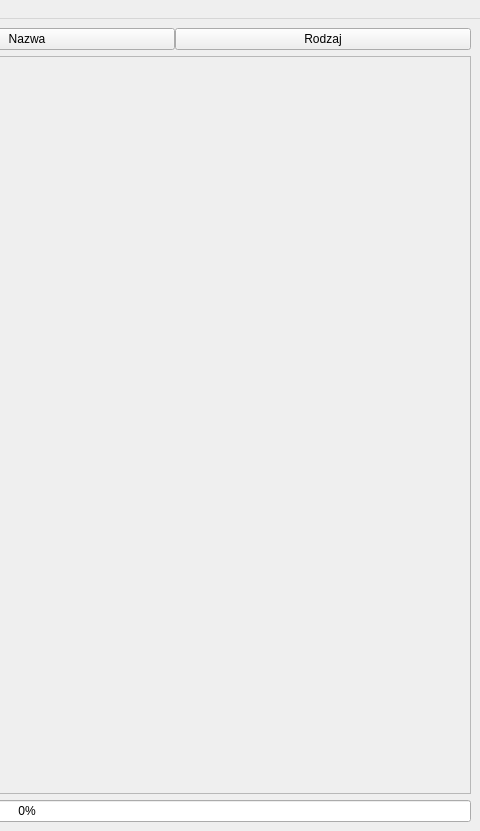
This is gui/zawartosc/designer/gui_designer.ui in MariuszAKS/Projekt_IO as Qt 5 draws it before an edit; both pictures show x 553 to 1033 and y 0 to 831 of the 1033 by 831 pixel window. The edited form follows.
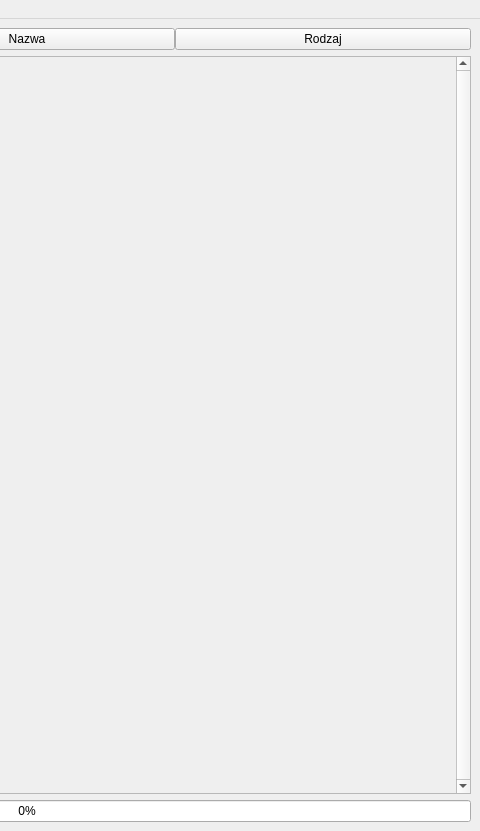
This is the edited form.

Commit message: Naprawiono blad ze skaczacym scrollbarem

```diff
--- a/gui/zawartosc/designer/gui_designer.ui
+++ b/gui/zawartosc/designer/gui_designer.ui
@@ -189,7 +189,7 @@
          <bool>true</bool>
         </property>
         <property name="verticalScrollBarPolicy">
-         <enum>Qt::ScrollBarAsNeeded</enum>
+         <enum>Qt::ScrollBarAlwaysOn</enum>
         </property>
         <property name="horizontalScrollBarPolicy">
          <enum>Qt::ScrollBarAlwaysOff</enum>
@@ -208,8 +208,8 @@
           <rect>
            <x>0</x>
            <y>0</y>
-           <width>853</width>
-           <height>711</height>
+           <width>867</width>
+           <height>703</height>
           </rect>
          </property>
          <property name="layoutDirection">
```
Left out of the diff: 2 changed lines with no effect on the pictures. The commit also changes 1 other file.
